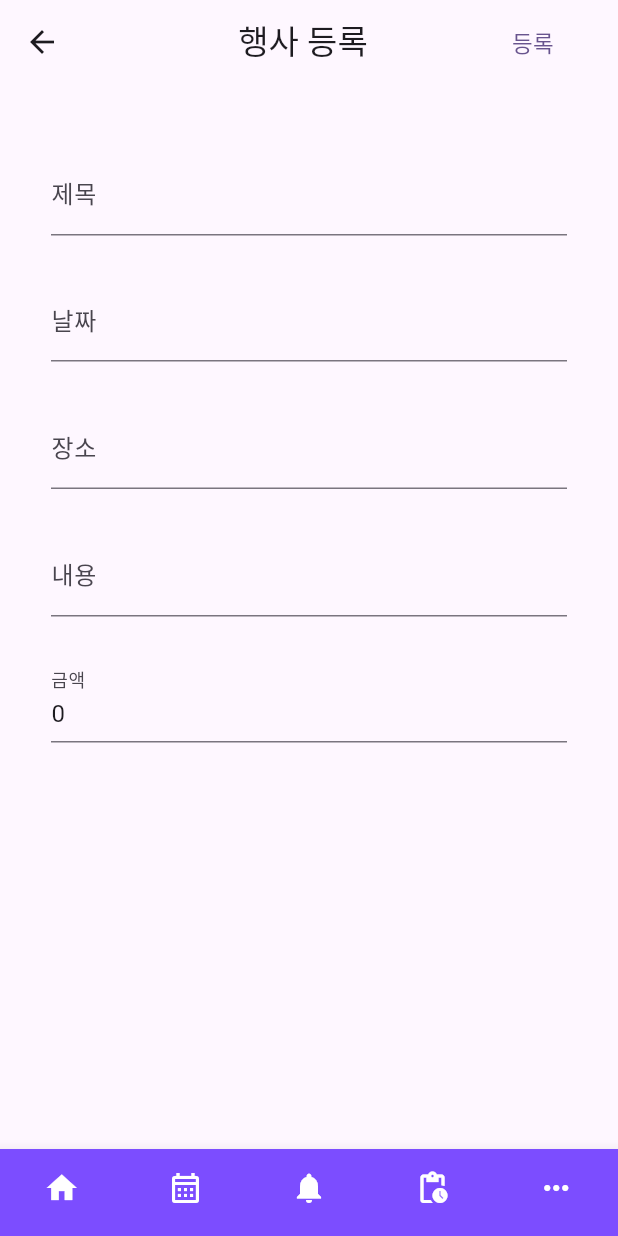
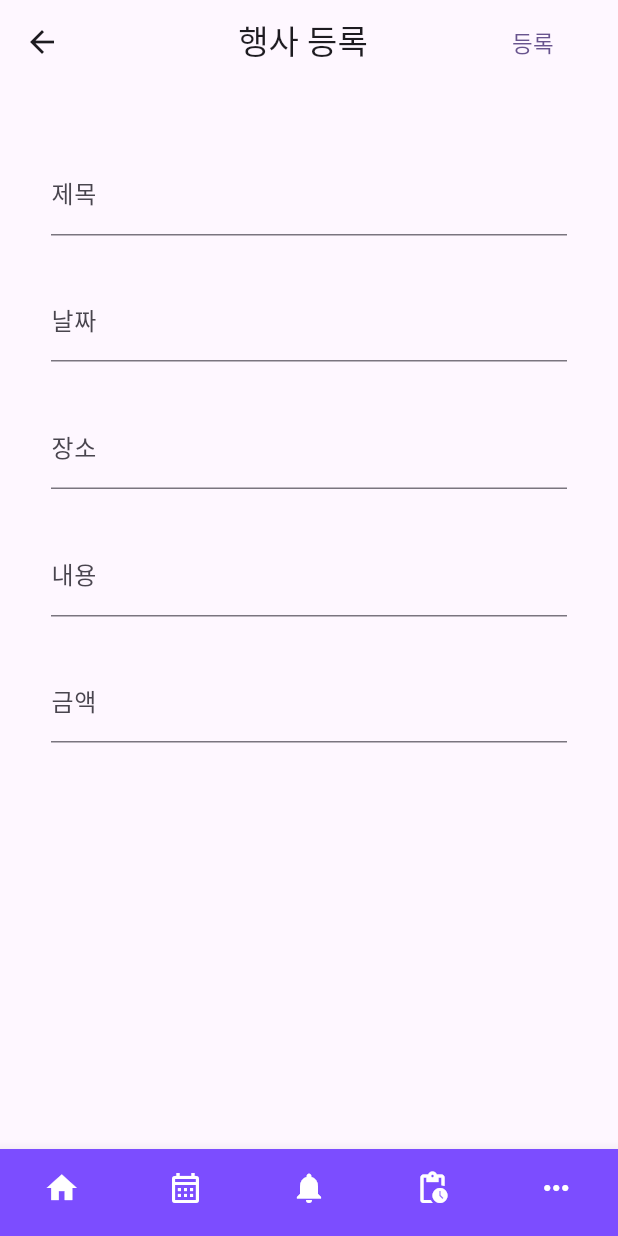
Before and after one commit to okdoittttt/2023_2_APP_MOGGOJI, a Flutter app: the RegistEventPage screen opened directly, on a phone screen of 412 x 824 dp. Run offline on Flutter 3.47's test engine with Material 2 defaults, Android fonts, the light colour scheme and no system bars; our stand-ins replace fl_chart, flutter_datetime_picker_plus, image_picker, jwt_decoder, shared_preferences; accounts and stored records are empty; Roboto replaces fonts that are missing (Pretendard).

Commit message:
행사등록 시 금액 입력 칸 항상 0으로 보이는 버그 수정

```diff
--- a/moggoji/lib/pages/detail/regist_event_page.dart
+++ b/moggoji/lib/pages/detail/regist_event_page.dart
@@ -44,7 +44,7 @@ class _RegistEventPageState extends State<RegistEventPage> {
 
     print(res.body);
   }
-
+  String eventCharge = "";
   @override
   Widget build(BuildContext context) {
     return GestureDetector(
@@ -74,6 +74,7 @@ class _RegistEventPageState extends State<RegistEventPage> {
                               child: Text("취소")
                           ),
                           TextButton(onPressed: () {
+                            schedule.fee = int.tryParse(eventCharge)??0; // 문자열을 int로 변환한 후 실패하면 기본값을 0으로 설정
                             save();
                             Navigator.push(context, MaterialPageRoute(
                                 builder: (context) => EventPage()));
@@ -200,10 +201,9 @@ class _RegistEventPageState extends State<RegistEventPage> {
                           padding: const EdgeInsets.all(14.0),
                           child: TextFormField(
                             controller: TextEditingController(
-                                text: schedule.fee.toString()),
+                                text: eventCharge),
                             onChanged: (val) {
-                              schedule.fee = int.tryParse(val) ??
-                                  0; // 문자열을 int로 변환한 후 실패하면 기본값을 0으로 설정
+                              eventCharge = val;
                             },
                             validator: (value) {
                               if (value!.isEmpty) {
```
